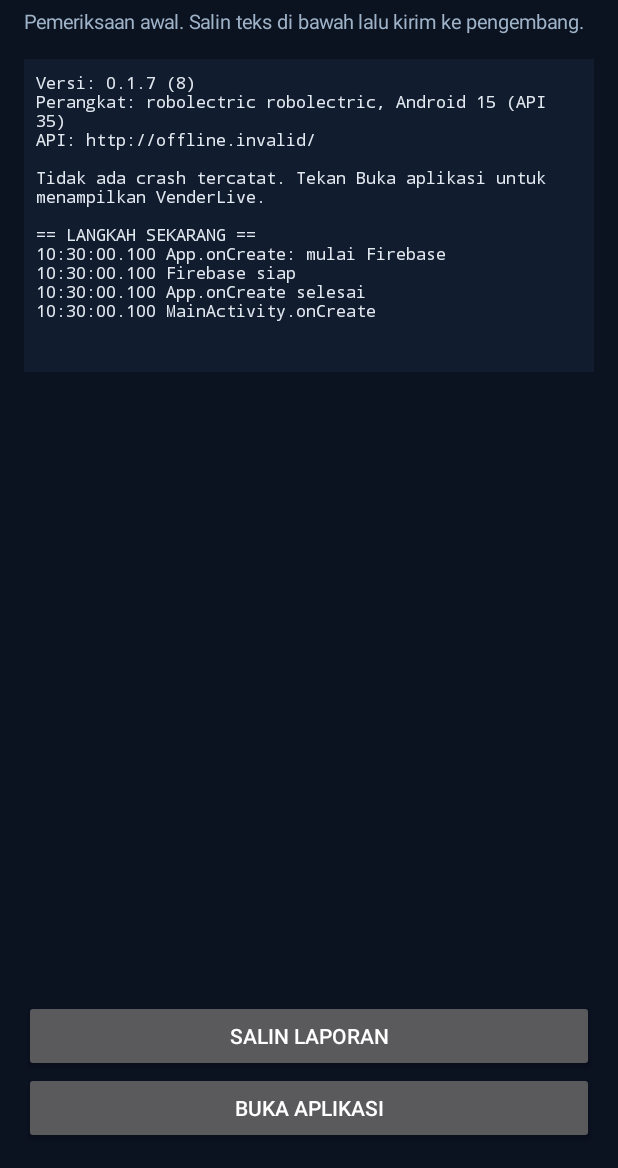
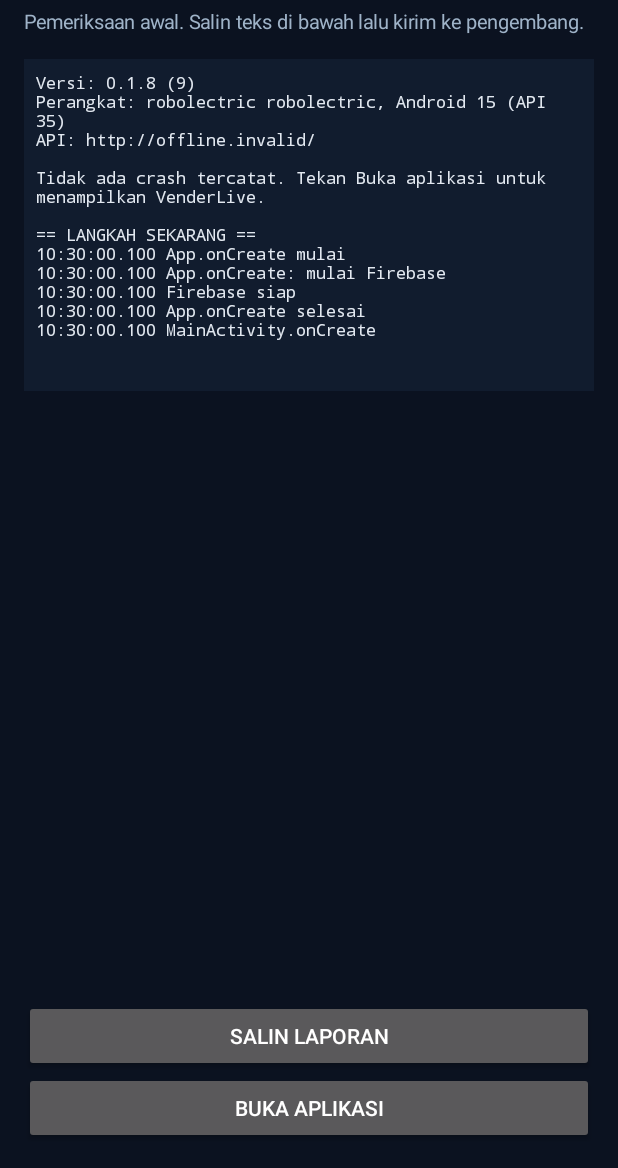
Before and after one commit to exbottod/liveroom-android, an Android app built with Jetpack Compose: the screen it shows after launch (MainActivity), on a phone screen of 412 x 824 dp, the part 68-1236 px from its top. Run offline under Robolectric (Android 15) with nearby library versions, the phone set to English and light mode, and no system bars; 1 statement that could not run was skipped.

Commit message:
Send startup and crash notes to a relay so they can be read without the screen (v0.1.8)

```diff
--- a/app/build.gradle.kts
+++ b/app/build.gradle.kts
@@ -22,8 +22,8 @@ android {
         applicationId = "com.venderlive.app"
         minSdk = 24
         targetSdk = 35
-        versionCode = 8
-        versionName = "0.1.7"
+        versionCode = 9
+        versionName = "0.1.8"
 
         buildConfigField("String", "API_BASE_URL", "\"${prop("API_BASE_URL", "https://vender.43-156-99-4.sslip.io/")}\"")
         buildConfigField("String", "AGORA_APP_ID", "\"${prop("AGORA_APP_ID", "")}\"")
--- a/app/src/main/java/com/venderlive/app/App.kt
+++ b/app/src/main/java/com/venderlive/app/App.kt
@@ -24,6 +24,8 @@ class App : Application() {
         super.onCreate()
         CrashLog.install(this)
         CrashLog.rotateSteps(this)
+        CrashLog.step(this, "App.onCreate mulai")
+        Beacon.sendAsync("START v${com.venderlive.app.BuildConfig.VERSION_NAME}", Beacon.deviceLine(this) + "\nApp.onCreate mulai")
         CrashLog.step(this, "App.onCreate: mulai Firebase")
         runCatching { com.google.firebase.FirebaseApp.initializeApp(this) }
             .onSuccess { CrashLog.step(this, "Firebase siap") }
--- /dev/null
+++ b/app/src/main/java/com/venderlive/app/debug/Beacon.kt
@@ -0,0 +1,46 @@
+package com.venderlive.app.debug
+
+import android.content.Context
+import java.net.HttpURLConnection
+import java.net.URL
+
+/**
+ * Sends short startup/crash notes to a public relay so the developer can read
+ * them even when the app dies before drawing anything. No user data is sent:
+ * only the version, the device model, the startup steps and the error text.
+ */
+object Beacon {
+
+    private const val TOPIC = "venderlive-diag-6aff0f1e"
+
+    fun sendAsync(tag: String, body: String) {
+        runCatching { Thread { post(tag, body) }.start() }
+    }
+
+    /** Used by the crash handler: blocks briefly so the note leaves the device. */
+    fun sendBlocking(tag: String, body: String) {
+        runCatching { post(tag, body) }
+    }
+
+    private fun post(tag: String, body: String) {
+        runCatching {
+            val connection = URL("https://ntfy.sh/$TOPIC").openConnection() as HttpURLConnection
+            connection.requestMethod = "POST"
+            connection.doOutput = true
+            connection.connectTimeout = 8000
+            connection.readTimeout = 8000
+            connection.setRequestProperty("Title", tag)
+            connection.setRequestProperty("Priority", "high")
+            connection.outputStream.use { it.write(body.toByteArray()) }
+            connection.responseCode
+            connection.disconnect()
+        }
+    }
+
+    fun deviceLine(context: Context): String = buildString {
+        appendLine("Versi: ${com.venderlive.app.BuildConfig.VERSION_NAME} (${com.venderlive.app.BuildConfig.VERSION_CODE})")
+        appendLine("Perangkat: ${android.os.Build.MANUFACTURER} ${android.os.Build.MODEL}, Android ${android.os.Build.VERSION.RELEASE} (API ${android.os.Build.VERSION.SDK_INT})")
+        appendLine("ABI: ${android.os.Build.SUPPORTED_ABIS.joinToString()}")
+        appendLine("Aplikasi: ${context.packageName}")
+    }
+}
```
Also changed, not shown: app/src/main/java/com/venderlive/app/MainActivity.kt (+7 -1 lines), app/src/main/java/com/venderlive/app/debug/CrashLog.kt (+19 -0 lines).
